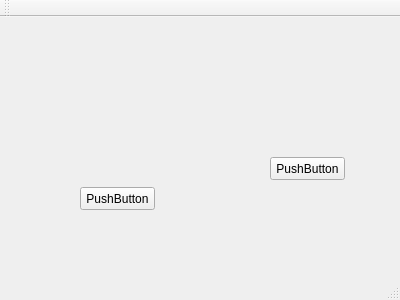
This is mainwindow.ui in ituzhilk/MySecondRepo as Qt 5 draws it before an edit. The edited form follows.
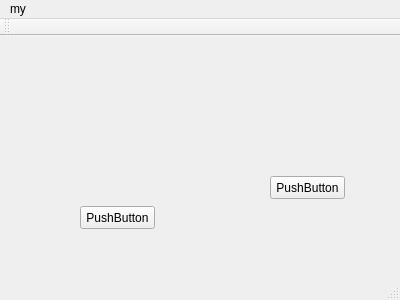
This is the edited form.

```diff
--- a/mainwindow.ui
+++ b/mainwindow.ui
@@ -50,6 +50,12 @@
      <height>21</height>
     </rect>
    </property>
+   <widget class="QMenu" name="menuMy">
+    <property name="title">
+     <string>my</string>
+    </property>
+   </widget>
+   <addaction name="menuMy"/>
   </widget>
   <widget class="QToolBar" name="mainToolBar">
    <attribute name="toolBarArea">
```
